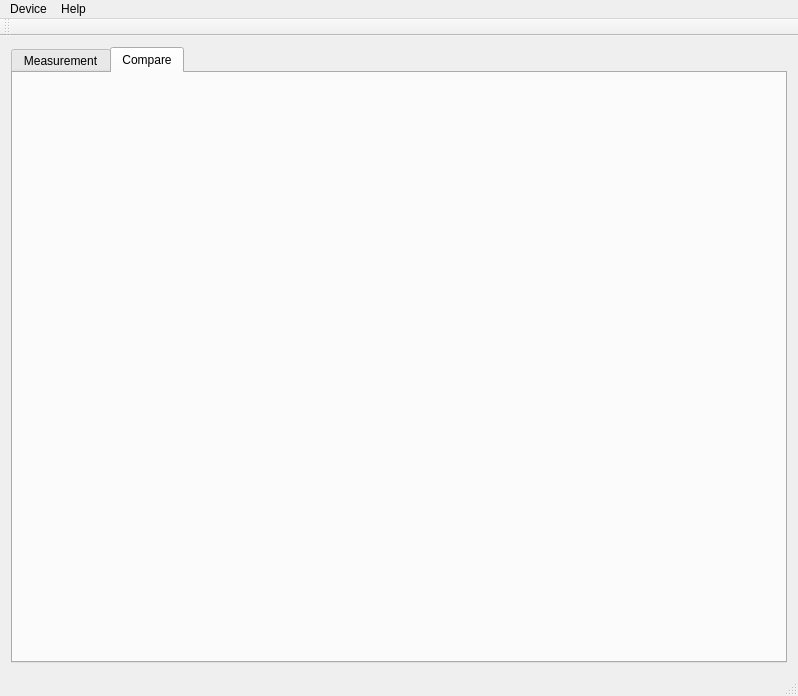
Qt form software/propellerTester/mainwindow.ui (microHAL/project-propellerTester) before a commit.
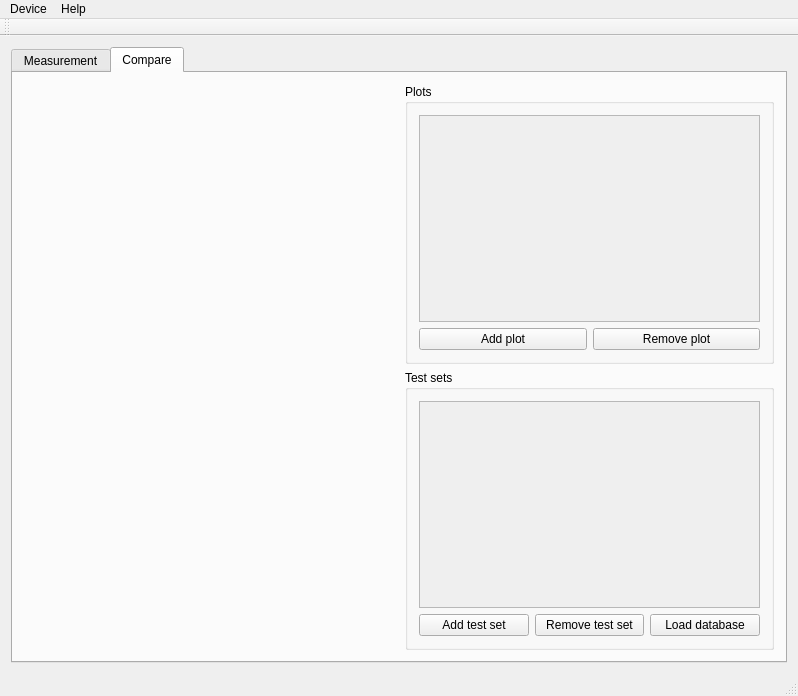
The same form after that commit. The open tabs and pages were chosen to show the change. Custom widgets are drawn as their Qt base class.

Commit message: added about dialog, changed main window gui

```diff
--- a/software/propellerTester/mainwindow.ui
+++ b/software/propellerTester/mainwindow.ui
@@ -965,6 +965,139 @@
        <attribute name="title">
         <string>Compare</string>
        </attribute>
+       <layout class="QHBoxLayout" name="horizontalLayout_4">
+        <item>
+         <layout class="QVBoxLayout" name="verticalLayout_7">
+          <item>
+           <spacer name="horizontalSpacer_2">
+            <property name="orientation">
+             <enum>Qt::Horizontal</enum>
+            </property>
+            <property name="sizeHint" stdset="0">
+             <size>
+              <width>40</width>
+              <height>20</height>
+             </size>
+            </property>
+           </spacer>
+          </item>
+          <item>
+           <widget class="QCustomPlot" name="widget" native="true"/>
+          </item>
+         </layout>
+        </item>
+        <item>
+         <layout class="QVBoxLayout" name="verticalLayout_3">
+          <item>
+           <widget class="QGroupBox" name="groupBox_4">
+            <property name="maximumSize">
+             <size>
+              <width>369</width>
+              <height>16777215</height>
+             </size>
+            </property>
+            <property name="title">
+             <string>Plots</string>
+            </property>
+            <layout class="QVBoxLayout" name="verticalLayout_8">
+             <item>
+              <widget class="QScrollArea" name="scrollArea_2">
+               <property name="widgetResizable">
+                <bool>true</bool>
+               </property>
+               <widget class="QWidget" name="scrollAreaWidgetContents">
+                <property name="geometry">
+                 <rect>
+                  <x>0</x>
+                  <y>0</y>
+                  <width>347</width>
+                  <height>221</height>
+                 </rect>
+                </property>
+               </widget>
+              </widget>
+             </item>
+             <item>
+              <layout class="QHBoxLayout" name="horizontalLayout_6">
+               <item>
+                <widget class="QPushButton" name="pushButton_7">
+                 <property name="text">
+                  <string>Add plot</string>
+                 </property>
+                </widget>
+               </item>
+               <item>
+                <widget class="QPushButton" name="pushButton_8">
+                 <property name="text">
+                  <string>Remove plot</string>
+                 </property>
+                </widget>
+               </item>
+              </layout>
+             </item>
+            </layout>
+           </widget>
+          </item>
+          <item>
+           <widget class="QGroupBox" name="groupBox_5">
+            <property name="maximumSize">
+             <size>
+              <width>369</width>
+              <height>16777215</height>
+             </size>
+            </property>
+            <property name="title">
+             <string>Test sets</string>
+            </property>
+            <layout class="QVBoxLayout" name="verticalLayout_9">
+             <item>
+              <widget class="QScrollArea" name="scrollArea_3">
+               <property name="widgetResizable">
+                <bool>true</bool>
+               </property>
+               <widget class="QWidget" name="scrollAreaWidgetContents_3">
+                <property name="geometry">
+                 <rect>
+                  <x>0</x>
+                  <y>0</y>
+                  <width>347</width>
+                  <height>220</height>
+                 </rect>
+                </property>
+               </widget>
+              </widget>
+             </item>
+             <item>
+              <layout class="QHBoxLayout" name="horizontalLayout_11">
+               <item>
+                <widget class="QPushButton" name="pushButton_9">
+                 <property name="text">
+                  <string>Add test set</string>
+                 </property>
+                </widget>
+               </item>
+               <item>
+                <widget class="QPushButton" name="pushButton_11">
+                 <property name="text">
+                  <string>Remove test set</string>
+                 </property>
+                </widget>
+               </item>
+               <item>
+                <widget class="QPushButton" name="pushButton_10">
+                 <property name="text">
+                  <string>Load database</string>
+                 </property>
+                </widget>
+               </item>
+              </layout>
+             </item>
+            </layout>
+           </widget>
+          </item>
+         </layout>
+        </item>
+       </layout>
       </widget>
      </widget>
     </item>
```
Left out of the diff: 12 changed lines with no effect on the pictures. The commit also changes 6 other files.
